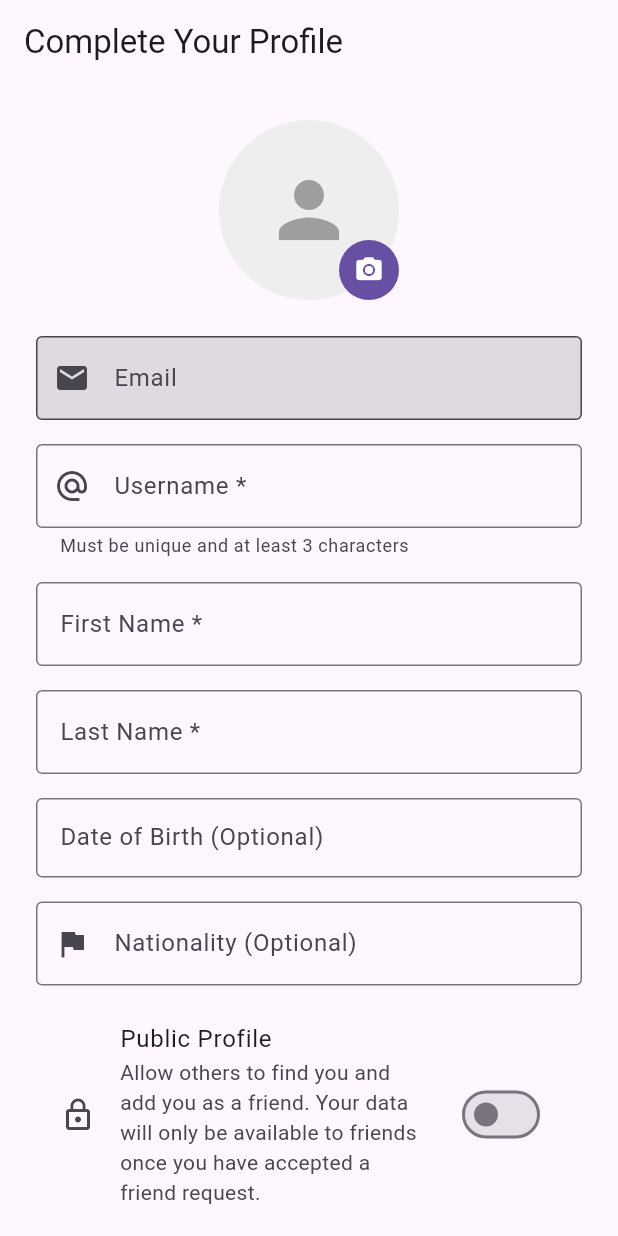
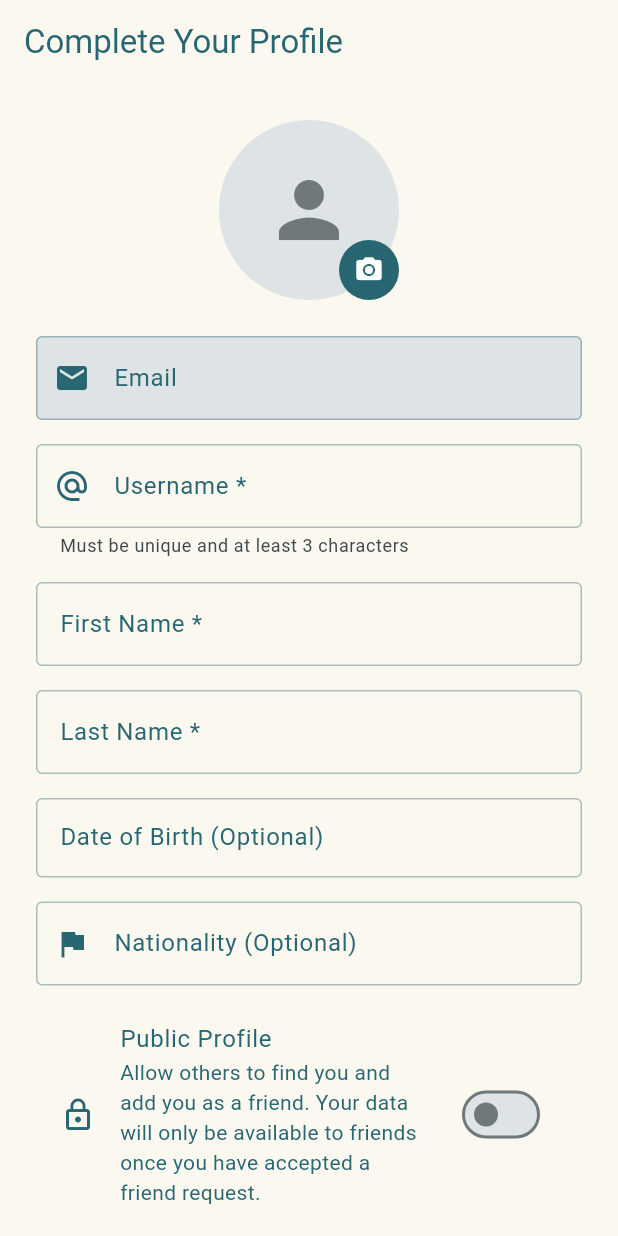
Before and after one commit to bsand49/everything-passport, a Flutter app: the screen it shows once a user with an empty profile is signed in, after a tap on the "clear" icon, on a phone screen of 412 x 824 dp. Run offline on Flutter 3.47's test engine with Material 3 defaults, Android fonts, the phone set to English and light mode, and no system bars; our stand-ins replace cached_network_image, cloud_firestore, firebase_auth, firebase_core, firebase_storage, flutter_cache_manager and 5 more; missing offline and left inert: country_flags; accounts and stored records are empty; generated files the repository leaves out were written again.

Commit message:
feat(mobile): app branding and Material 3 theming
Adds AppTheme light/dark themes seeded from the brand teal, cream
scaffold/splash background, teal text/list-tile/input/button styling,
launcher icons via flutter_launcher_icons, and hand-managed native
launch screens for Android and iOS.

Generated with [Devin](https://devin.ai)

Co-Authored-By: Devin <158243242+devin-ai-integration[bot]@users.noreply.github.com>

```diff
--- a/mobile/lib/main.dart
+++ b/mobile/lib/main.dart
@@ -16,6 +16,7 @@ import 'models/user_profile.dart';
 import 'screens/login_screen.dart';
 import 'screens/home_screen.dart';
 import 'screens/user_profile_screen.dart';
+import 'theme/app_theme.dart';
 import 'widgets/email_verification_banner.dart';
 
 import 'package:http/http.dart' as http;
@@ -87,11 +88,17 @@ class MyApp extends StatelessWidget {
               cacheService ??
               CacheService(service: context.read<MetadataService>()),
         ),
+        // lazy: false so the auth/profile streams subscribe on first build
+        // rather than on first read — otherwise AuthWrapper briefly sees
+        // initialData (null) and flashes the login screen for signed-in
+        // users while the first emission is in flight.
         StreamProvider<User?>(
+          lazy: false,
           create: (context) => context.read<AuthService>().user,
           initialData: null,
         ),
         StreamProvider<UserProfile?>(
+          lazy: false,
           create: (context) {
             final userProfileService = context.read<UserProfileService>();
             return context
@@ -111,7 +118,9 @@ class MyApp extends StatelessWidget {
       ],
       child: MaterialApp(
         title: 'Everything Passport',
-        theme: ThemeData(primarySwatch: Colors.blue, useMaterial3: true),
+        theme: AppTheme.light,
+        darkTheme: AppTheme.dark,
+        themeMode: ThemeMode.system,
         home: const AuthWrapper(),
         localizationsDelegates: GlobalMaterialLocalizations.delegates,
         supportedLocales: const [
--- a/mobile/lib/screens/login_screen.dart
+++ b/mobile/lib/screens/login_screen.dart
@@ -71,7 +71,6 @@ class _LoginScreenState extends State<LoginScreen> {
   @override
   Widget build(BuildContext context) {
     return Scaffold(
-      appBar: AppBar(title: const Text('Login')),
       body: Center(
         child: SingleChildScrollView(
           padding: const EdgeInsets.all(16.0),
@@ -80,7 +79,7 @@ class _LoginScreenState extends State<LoginScreen> {
             child: Column(
               mainAxisAlignment: MainAxisAlignment.center,
               children: [
-                const FlutterLogo(size: 100),
+                Image.asset('assets/logo_app.png', height: 180),
                 const SizedBox(height: 40),
                 AuthTextField(
                   fieldKey: const Key('emailField'),
--- a/mobile/lib/screens/settings_screen.dart
+++ b/mobile/lib/screens/settings_screen.dart
@@ -132,12 +132,12 @@ class SettingsScreen extends StatelessWidget {
             onTap: () => _handleLogout(context),
           ),
           const Divider(),
-          const Padding(
-            padding: EdgeInsets.all(16.0),
+          Padding(
+            padding: const EdgeInsets.all(16.0),
             child: Text(
               // TODO: Use package_info_plus for dynamic versioning
               'App Version 1.0.0',
-              style: TextStyle(color: Colors.grey, fontSize: 12),
+              style: TextStyle(color: colorScheme.outline, fontSize: 12),
               textAlign: TextAlign.center,
             ),
           ),
--- a/mobile/lib/screens/signup_screen.dart
+++ b/mobile/lib/screens/signup_screen.dart
@@ -86,14 +86,15 @@ class _SignUpScreenState extends State<SignUpScreen> {
   @override
   Widget build(BuildContext context) {
     return Scaffold(
-      appBar: AppBar(title: const Text('Sign Up')),
-      body: SingleChildScrollView(
+      body: Center(
+        child: SingleChildScrollView(
           padding: const EdgeInsets.all(16.0),
           child: Form(
             key: _formKey,
             child: Column(
               mainAxisAlignment: MainAxisAlignment.center,
               children: [
+                Image.asset('assets/logo_app.png', height: 180),
                 const SizedBox(height: 40),
                 AuthTextField(
                   fieldKey: SignUpScreen.emailFieldKey,
@@ -131,7 +132,13 @@ class _SignUpScreenState extends State<SignUpScreen> {
                   isLoading: _isLoading,
                   child: const Text('Sign Up'),
                 ),
+                const SizedBox(height: 8),
+                TextButton(
+                  onPressed: () => Navigator.pop(context),
+                  child: const Text('Already have an account? Log In'),
+                ),
               ],
+            ),
           ),
         ),
       ),
--- a/mobile/lib/screens/user_profile_screen.dart
+++ b/mobile/lib/screens/user_profile_screen.dart
@@ -102,6 +102,7 @@ class _UserProfileScreenState extends State<UserProfileScreen> {
 
   Future<void> _pickImage() async {
     final primaryColor = Theme.of(context).primaryColor;
+    final onPrimaryColor = Theme.of(context).colorScheme.onPrimary;
     final ImagePicker picker = ImagePicker();
     final XFile? image = await picker.pickImage(
       source: ImageSource.gallery,
@@ -120,7 +121,7 @@ class _UserProfileScreenState extends State<UserProfileScreen> {
           AndroidUiSettings(
             toolbarTitle: 'Edit Profile Picture',
             toolbarColor: primaryColor,
-            toolbarWidgetColor: Colors.white,
+            toolbarWidgetColor: onPrimaryColor,
             initAspectRatio: CropAspectRatioPreset.square,
             lockAspectRatio: true,
             cropStyle: CropStyle.circle,
@@ -321,7 +322,9 @@ class _UserProfileScreenState extends State<UserProfileScreen> {
                     prefixIcon: Icons.email,
                     readOnly: true,
                     filled: true,
-                    fillColor: Colors.black12,
+                    fillColor: Theme.of(context)
+                        .colorScheme
+                        .surfaceContainerHighest,
                     controller: TextEditingController(text: user.email),
                   ),
                   const SizedBox(height: 16),
@@ -403,11 +406,14 @@ class _UserProfileScreenState extends State<UserProfileScreen> {
     }
 
     if (_isUsernameAvailable == true) {
-      return const Icon(Icons.check_circle, color: Colors.green);
+      return Icon(
+        Icons.check_circle,
+        color: Theme.of(context).colorScheme.primary,
+      );
     }
 
     if (_isUsernameAvailable == false) {
-      return const Icon(Icons.error, color: Colors.red);
+      return Icon(Icons.error, color: Theme.of(context).colorScheme.error);
     }
 
     return const SizedBox.shrink();
--- /dev/null
+++ b/mobile/lib/theme/app_theme.dart
@@ -0,0 +1,97 @@
+import 'package:flutter/foundation.dart';
+import 'package:material_ui/material_ui.dart';
+
+/// App-wide visual theme for Everything Passport.
+///
+/// Uses the teal from `assets/logo.svg` as the seed color; light and dark
+/// [ColorScheme]s are generated from it via Material 3 `fromSeed`. Default
+/// text renders in the theme's primary color.
+abstract final class AppTheme {
+  /// Seed color used to generate the light and dark color schemes. Matches
+  /// the teal in `assets/logo.svg`.
+  static const Color seedColor = Color(0xFF286671);
+
+  /// Cream scaffold background shared with the native splash screen.
+  static const Color scaffoldBackground = Color(0xFFFBF8F0);
+
+  static ThemeData get light {
+    final colorScheme = ColorScheme.fromSeed(
+      seedColor: seedColor,
+      brightness: Brightness.light,
+    ).copyWith(primary: seedColor, onPrimary: Colors.white);
+    return ThemeData(
+      useMaterial3: true,
+      scaffoldBackgroundColor: scaffoldBackground,
+      colorScheme: colorScheme,
+      textTheme: _textTheme(colorScheme.primary),
+      appBarTheme: AppBarTheme(
+        backgroundColor: scaffoldBackground,
+        foregroundColor: seedColor,
+        surfaceTintColor: Colors.transparent,
+      ),
+      // ListTile resolves title/subtitle/icon colors via listTileTheme,
+      // ignoring the textTheme color applied above.
+      listTileTheme: ListTileThemeData(
+        textColor: seedColor,
+        iconColor: seedColor,
+      ),
+      inputDecorationTheme: _inputDecorationTheme(seedColor),
+      elevatedButtonTheme: ElevatedButtonThemeData(
+        style: ElevatedButton.styleFrom(
+          backgroundColor: seedColor,
+          foregroundColor: Colors.white,
+        ),
+      ),
+    );
+  }
+
+  static ThemeData get dark {
+    final colorScheme = ColorScheme.fromSeed(
+      seedColor: seedColor,
+      brightness: Brightness.dark,
+    );
+    return ThemeData(
+      useMaterial3: true,
+      colorScheme: colorScheme,
+      textTheme: _textTheme(colorScheme.primary),
+      appBarTheme: AppBarTheme(
+        backgroundColor: colorScheme.surface,
+        foregroundColor: colorScheme.primary,
+        surfaceTintColor: Colors.transparent,
+      ),
+      listTileTheme: ListTileThemeData(
+        textColor: colorScheme.primary,
+        iconColor: colorScheme.primary,
+      ),
+      inputDecorationTheme: _inputDecorationTheme(colorScheme.primary),
+      elevatedButtonTheme: ElevatedButtonThemeData(
+        style: ElevatedButton.styleFrom(
+          backgroundColor: colorScheme.primary,
+          foregroundColor: colorScheme.onPrimary,
+        ),
+      ),
+    );
+  }
+
+  static InputDecorationTheme _inputDecorationTheme(Color color) {
+    return InputDecorationTheme(
+      labelStyle: TextStyle(color: color),
+      prefixIconColor: color,
+      suffixIconColor: color,
+      border: OutlineInputBorder(
+        borderSide: BorderSide(color: color.withValues(alpha: 0.4)),
+      ),
+      enabledBorder: OutlineInputBorder(
+        borderSide: BorderSide(color: color.withValues(alpha: 0.4)),
+      ),
+      focusedBorder: OutlineInputBorder(
+        borderSide: BorderSide(color: color, width: 2),
+      ),
+    );
+  }
+
+  static TextTheme _textTheme(Color color) {
+    final typography = Typography.material2021(platform: defaultTargetPlatform);
+    return typography.black.apply(bodyColor: color, displayColor: color);
+  }
+}
--- a/mobile/lib/widgets/auth_text_field.dart
+++ b/mobile/lib/widgets/auth_text_field.dart
@@ -53,7 +53,6 @@ class _AuthTextFieldState extends State<AuthTextField> {
       decoration: InputDecoration(
         labelText: widget.labelText,
         prefixIcon: widget.prefixIcon != null ? Icon(widget.prefixIcon) : null,
-        border: const OutlineInputBorder(),
         filled: widget.filled,
         fillColor: widget.fillColor,
         helperText: widget.helperText,
--- a/mobile/lib/widgets/loading_button.dart
+++ b/mobile/lib/widgets/loading_button.dart
@@ -16,6 +16,7 @@ class LoadingButton extends StatelessWidget {
 
   @override
   Widget build(BuildContext context) {
+    final colorScheme = Theme.of(context).colorScheme;
     return SizedBox(
       width: double.infinity,
       height: 50,
@@ -23,12 +24,12 @@ class LoadingButton extends StatelessWidget {
         onPressed: isLoading ? null : onPressed,
         style: style,
         child: isLoading
-            ? const SizedBox(
+            ? SizedBox(
                 height: 20,
                 width: 20,
                 child: CircularProgressIndicator(
                   strokeWidth: 2,
-                  color: Colors.white,
+                  color: colorScheme.onPrimary,
                 ),
               )
             : child,
--- a/mobile/lib/widgets/profile_avatar.dart
+++ b/mobile/lib/widgets/profile_avatar.dart
@@ -21,6 +21,7 @@ class ProfileAvatar extends StatelessWidget {
 
   @override
   Widget build(BuildContext context) {
+    final colorScheme = Theme.of(context).colorScheme;
     ImageProvider? backgroundImage;
 
     if (selectedImage != null) {
@@ -35,10 +36,10 @@ class ProfileAvatar extends StatelessWidget {
 
     Widget avatar = CircleAvatar(
       radius: radius,
-      backgroundColor: Colors.grey[200],
+      backgroundColor: colorScheme.surfaceContainerHighest,
       backgroundImage: backgroundImage,
       child: backgroundImage == null
-          ? Icon(fallbackIcon, size: radius, color: Colors.grey)
+          ? Icon(fallbackIcon, size: radius, color: colorScheme.outline)
           : null,
     );
 
@@ -57,10 +58,10 @@ class ProfileAvatar extends StatelessWidget {
               backgroundColor: Theme.of(context).primaryColor,
               radius: 20,
               child: IconButton(
-                icon: const Icon(
+                icon: Icon(
                   Icons.camera_alt,
                   size: 20,
-                  color: Colors.white,
+                  color: colorScheme.onPrimary,
                 ),
                 onPressed: onEditPressed,
               ),
```
Also changed, not shown: mobile/pubspec.yaml (+12 -0 lines), mobile/assets/icon_fg.png (added), mobile/assets/icon_legacy.png (added), mobile/assets/logo.svg (added), mobile/assets/logo_app.png (added), mobile/assets/splash_icon.png (added), mobile/pubspec.lock, 62 other files. Lines whose indentation alone changed are shown as unchanged.
